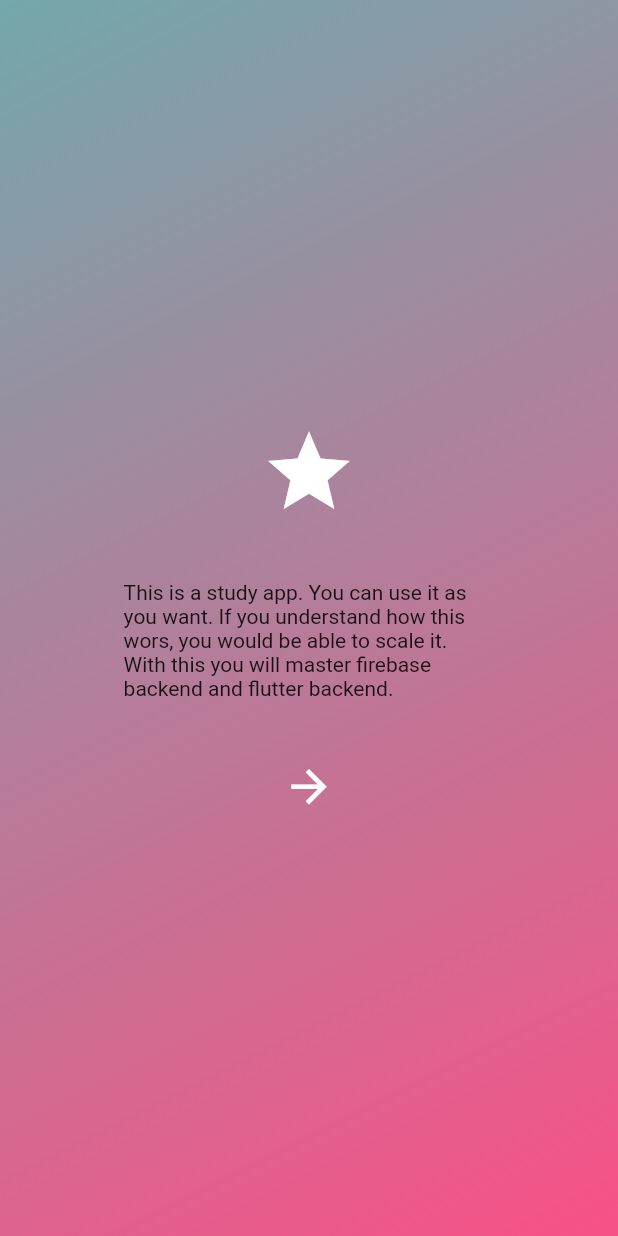
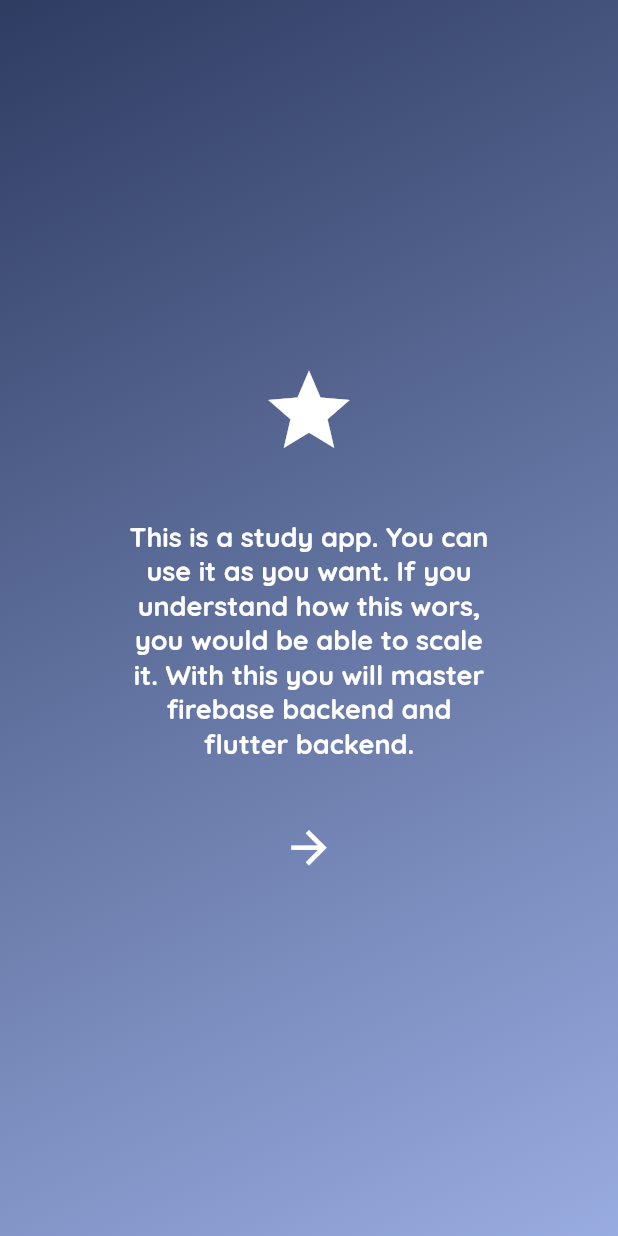
Before and after one commit to leilaabdel/flutter-study, a Flutter app: the screen it shows after launch, on a phone screen of 412 x 824 dp. Run offline on Flutter 3.47's test engine with Material 2 defaults, Android fonts, the light colour scheme and no system bars; our stand-ins replace cloud_firestore, firebase_core, get, google_fonts; accounts and stored records are empty; project files that could hold a hidden picture were left out.

```diff
--- a/lib/bindings/initial_bindings.dart
+++ b/lib/bindings/initial_bindings.dart
@@ -1,9 +1,11 @@
 import 'package:flutter_auth/controllers/auth_controller.dart';
+import 'package:flutter_auth/controllers/theme_controller.dart';
 import 'package:get/get.dart';
 
 class InitialBindings implements Bindings {
   @override
   void dependencies() {
+    Get.put(ThemeController());
     Get.put(AuthController(), permanent: true);
   }
 }
--- a/lib/configs/themes/app_dark_theme.dart
+++ b/lib/configs/themes/app_dark_theme.dart
@@ -1,4 +1,17 @@
 import 'package:flutter/cupertino.dart';
+import 'package:flutter/material.dart';
+import 'package:flutter_auth/configs/themes/sub_theme_data_mixins.dart';
 
-const Color primaryDarkColorDark = const Color(0xFF2e3c62);
+const Color primaryDarkColorDark = Color(0xFF2e3c62);
 const Color primaryColorDark = Color(0xFF99ace1);
+const Color mainTextColorDark = Colors.white;
+
+class DarkTheme with SubThemeData {
+  buildDarkTheme() {
+    final ThemeData systemDarkTheme = ThemeData.dark();
+    return systemDarkTheme.copyWith(
+        iconTheme: getIconTheme(),
+        textTheme: getTextThemes().apply(
+            bodyColor: mainTextColorDark, displayColor: mainTextColorDark));
+  }
+}
--- a/lib/configs/themes/app_light_theme.dart
+++ b/lib/configs/themes/app_light_theme.dart
@@ -4,10 +4,14 @@
 
 const Color primaryLightColorLight = Color.fromARGB(255, 115, 168, 171);
 const Color primaryColorLight = Color(0xFFf85187);
+const Color mainTextColorLight = Color.fromARGB(255, 40, 40, 40);
 
 class LightTheme with SubThemeData {
   buildLightTheme() {
-    final ThemeData systemLightTheme = ThemeData.light();
-    return systemLightTheme.copyWith(iconTheme: getIconTheme());
+    final ThemeData systemDarkTheme = ThemeData.light();
+    return systemDarkTheme.copyWith(
+        iconTheme: getIconTheme(),
+        textTheme: getTextThemes().apply(
+            bodyColor: mainTextColorLight, displayColor: mainTextColorLight));
   }
 }
--- /dev/null
+++ b/lib/controllers/theme_controller.dart
@@ -0,0 +1,24 @@
+import 'package:flutter/material.dart';
+import 'package:flutter_auth/configs/themes/app_light_theme.dart';
+import 'package:get/get_state_manager/get_state_manager.dart';
+
+import '../configs/themes/app_dark_theme.dart';
+
+class ThemeController extends GetxController {
+  late ThemeData _darkTheme;
+  late ThemeData _lightTheme;
+
+  @override
+  void onInit() {
+    initializeThemeData();
+    super.onInit();
+  }
+
+  initializeThemeData() {
+    _darkTheme = DarkTheme().buildDarkTheme();
+    _lightTheme = LightTheme().buildLightTheme();
+  }
+
+  ThemeData get darkTheme => _darkTheme;
+  ThemeData get lightTheme => _lightTheme;
+}
--- a/lib/main.dart
+++ b/lib/main.dart
@@ -1,8 +1,10 @@
 import 'package:firebase_core/firebase_core.dart';
 import 'package:flutter/material.dart';
 import 'package:flutter_auth/bindings/initial_bindings.dart';
+import 'package:flutter_auth/configs/themes/app_dark_theme.dart';
 import 'package:flutter_auth/configs/themes/app_light_theme.dart';
 import 'package:flutter_auth/controllers/data_uploader_screen.dart';
+import 'package:flutter_auth/controllers/theme_controller.dart';
 import 'package:flutter_auth/firebase_options.dart';
 import 'package:flutter_auth/routes/app_routes.dart';
 import 'package:flutter_auth/screens/introduction/introduction.dart';
@@ -21,7 +23,7 @@
   @override
   Widget build(BuildContext context) {
     return GetMaterialApp(
-      theme: LightTheme().buildLightTheme(),
+      theme: Get.find<ThemeController>().darkTheme,
       getPages: AppRoutes.routes(),
     );
   }
--- a/lib/screens/introduction/introduction.dart
+++ b/lib/screens/introduction/introduction.dart
@@ -22,8 +22,13 @@
                 height: 40,
               ),
               const Text(
+                  textAlign: TextAlign.center,
+                  style: TextStyle(
+                      fontSize: 18,
+                      color: onSurfaceTextColor,
+                      fontWeight: FontWeight.bold),
                   "This is a study app. You can use it as you want. If you understand how this wors, you would be able to scale it. With this you will master firebase backend and flutter backend."),
-              SizedBox(height: 40),
+              const SizedBox(height: 40),
               AppCircleButton(
                 onTap: () => null,
                 child: const Icon(Icons.arrow_forward, size: 35),
```
